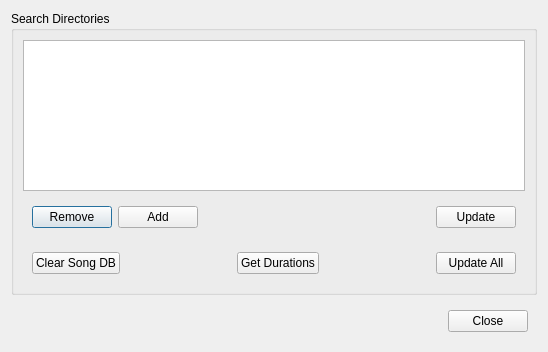
Above: OpenKJ/dlgdatabase.ui from OpenKJ/OpenKJ before the change. Below: the same form after it.
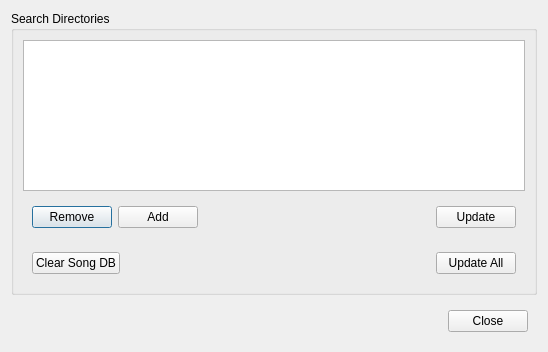
That is the form after the change.

```diff
--- a/OpenKJ/dlgdatabase.ui
+++ b/OpenKJ/dlgdatabase.ui
@@ -116,26 +116,6 @@
              </property>
             </spacer>
            </item>
-           <item>
-            <widget class="QPushButton" name="pushButtonGetDurations">
-             <property name="text">
-              <string>Get Durations</string>
-             </property>
-            </widget>
-           </item>
-           <item>
-            <spacer name="horizontalSpacer_3">
-             <property name="orientation">
-              <enum>Qt::Horizontal</enum>
-             </property>
-             <property name="sizeHint" stdset="0">
-              <size>
-               <width>40</width>
-               <height>20</height>
-              </size>
-             </property>
-            </spacer>
-           </item>
            <item>
             <widget class="QPushButton" name="buttonUpdateAll">
              <property name="text">
```
